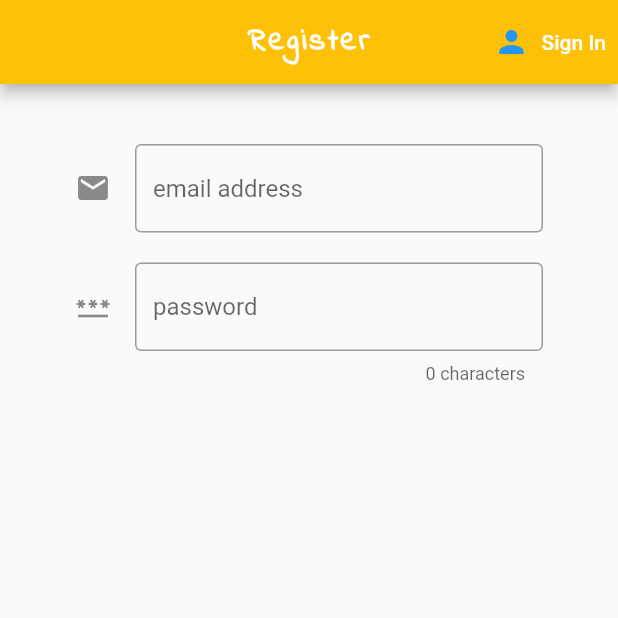
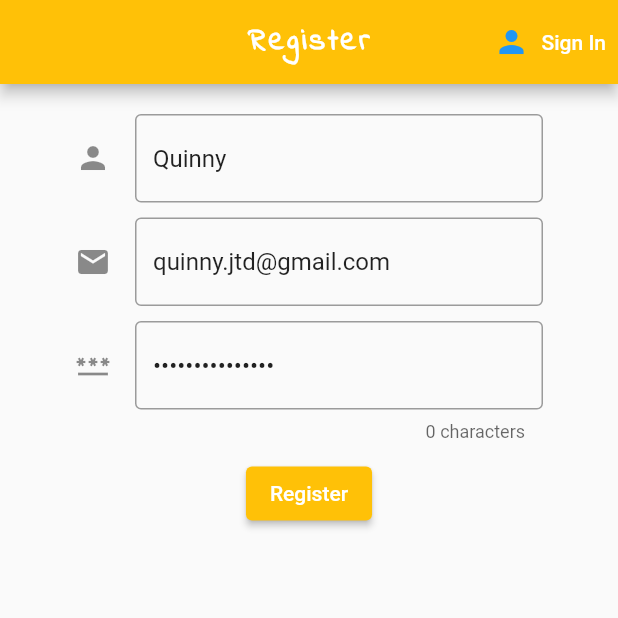
Before and after one commit to learnitwe11/flutterbegins, a Flutter app: the screen it shows after launch, after a tap on "Register", on a phone screen of 412 x 824 dp, the top half of it. Run offline on Flutter 3.47's test engine with Material 2 defaults, Android fonts, the phone set to English and light mode, and no system bars; our stand-ins replace firebase_auth, firebase_core; accounts and stored records are empty.

Commit message:
user display name added

```diff
--- a/lib/main.dart
+++ b/lib/main.dart
@@ -40,7 +40,8 @@ class MyApp extends StatelessWidget {
   Widget build(BuildContext context) {
     return StreamProvider<User?>.value(
       initialData: null,
-      value: AuthService().user,
+      //value: AuthService().userAuthed,
+      value: AuthService().userChanged,
       child: MaterialApp(
         title: appTitle,
         //theme: _themeData,
--- a/lib/models/user.dart
+++ b/lib/models/user.dart
@@ -2,6 +2,8 @@
 
 class User{
   late String uid;
+  late String email;
+  late String userName;
 
   User({this.uid = 'unknown'});
 }
--- a/lib/pages/authenticate/register.dart
+++ b/lib/pages/authenticate/register.dart
@@ -1,4 +1,7 @@
+import 'package:firebase_auth/firebase_auth.dart';
 import 'package:flutter/material.dart';
+
+import '../../services/auth_service.dart';
 
 class RegisterUser extends StatefulWidget {
 
@@ -14,16 +17,19 @@ class _RegisterUserState extends State<RegisterUser> with SingleTickerProviderSt
 
   // Create a global key that uniquely identifies the Form widget
   // and allows validation of the form
-  final GlobalKey  _formKey = GlobalKey<FormState>();
+  final GlobalKey<FormState> _formKey = GlobalKey<FormState>();
   late final AnimationController _controller;
   late final Animation<Offset> _offsetAnimation;
 
+  final AuthService _auth = AuthService();
 
   // text field state
-  String email = "";
+  String email = ""; //"quinny.jtd@gmail.com";
   int emailCharCount = 0;
-  String password = "";
+  String password = ""; //"Testflutterfire";
   int pwdCharCount = 0;
+  String errorUserInfo = "";
+  String userDisplayName = ""; //"Quinny";
 
   @override
   void initState() {
@@ -45,10 +51,7 @@ class _RegisterUserState extends State<RegisterUser> with SingleTickerProviderSt
 
      _controller.forward();
 
-
   }
-
-
 
   @override
   void dispose() {
@@ -86,13 +89,46 @@ class _RegisterUserState extends State<RegisterUser> with SingleTickerProviderSt
         padding: const EdgeInsets.symmetric(vertical:20.0, horizontal:50.0),
         child: Form(
           key: _formKey,
+          child: SlideTransition(
+            position: _offsetAnimation,
             child: Column(
-            crossAxisAlignment: CrossAxisAlignment.start,
+              crossAxisAlignment: CrossAxisAlignment.center,
               children: [
-              const SizedBox(height:20.0),
-              SlideTransition(
-                position: _offsetAnimation,
-                child: TextFormField(
+                //const SizedBox(height:20.0),
+
+                // user display name text field
+                TextFormField(
+                    initialValue: 'Quinny',
+                    autocorrect: true,
+                    decoration: const InputDecoration(
+                      icon: Icon(Icons.person),
+                      hintText: 'Name',
+                      //counterText: emailCharCount.toString(),
+                      //errorText: 'invalid email address',
+                      border: OutlineInputBorder(),
+
+                    ),
+                    validator: (value){
+                      if(value == null || value.isEmpty){
+                        return 'Please enter your name';
+                      }else{
+                        return null;
+                      }
+                    },
+                    onChanged: (value){
+                      setState((){
+                        userDisplayName = value;
+
+                      } );
+                      //print(userDisplayName);
+                    },
+
+                  ),
+
+                const SizedBox(height:10.0),
+                // email text field
+                TextFormField(
+                    initialValue: 'quinny.jtd@gmail.com',
                     autocorrect: true,
                     decoration: const InputDecoration(
                       icon: Icon(Icons.email),
@@ -100,6 +136,7 @@ class _RegisterUserState extends State<RegisterUser> with SingleTickerProviderSt
                       //counterText: emailCharCount.toString(),
                       //errorText: 'invalid email address',
                       border: OutlineInputBorder(),
+
 
                     ),
                     validator: (value){
@@ -117,14 +154,13 @@ class _RegisterUserState extends State<RegisterUser> with SingleTickerProviderSt
                       //print(email);
                     },
 
+                  ),
 
-                ),
-              ),
-              const SizedBox(height:20.0),
-              SlideTransition(
-                position: _offsetAnimation,
+                const SizedBox(height:10.0),
 
-                child: TextFormField(
+                //password text field
+                TextFormField(
+                    initialValue: 'Testflutterfire',
                     autocorrect: true,
                     obscureText: true,
                     decoration: InputDecoration(
@@ -133,6 +169,7 @@ class _RegisterUserState extends State<RegisterUser> with SingleTickerProviderSt
                       counterText: '${pwdCharCount.toString()} characters',
                       //errorText: 'invalid password',
                       border: const OutlineInputBorder(),
+
 
                     ),
                     validator: (value){
@@ -156,9 +193,46 @@ class _RegisterUserState extends State<RegisterUser> with SingleTickerProviderSt
                       //print(password);
                     }
                   ),
+
+                const SizedBox(height:10.0),
+
+                // register button
+                ElevatedButton(
+                  style: const ButtonStyle(
+                    backgroundColor:  MaterialStatePropertyAll<Color>(
+                      Colors.amber
                     ),
 
+                  ),
+                  child: const Text(
+                    'Register'
+                  ),
+                  onPressed:() async {
+                    if(_formKey.currentState!.validate()){
+                      User? result = await _auth.registerWithEmailPwd(email, password, userDisplayName);
+
+                      if(result ==null){
+                        setState(()=> errorUserInfo = 'Please provide valid email/password.');
+                      }else{
+
+                        await result.updateDisplayName(userDisplayName);
+                        await result.reload();
+                        print('${result.displayName} is updated');
+                      }
+                    }
+
+                  },
+                ),
+
+              const SizedBox(height: 10.0),
+
+              Text(
+                errorUserInfo,
+                style: const TextStyle(color: Colors.red, fontSize: 14.0),
+              )
+
               ],
+            ),
           ),
         ),
       ),
--- a/lib/pages/wrapper.dart
+++ b/lib/pages/wrapper.dart
@@ -11,11 +11,19 @@ class Wrapper extends StatelessWidget {
 
   @override
   Widget build(BuildContext context) {
-    final dynamic result = Provider.of<User?>(context);
+    final User? result = Provider.of<User?>(context);
     if (result == null){
       return const Authenticate();
     }else{
-      return Home();
+      //print(result);
+      //return Home();
+      if (result.displayName != null){
+        String? userName = result.displayName;
+        return Home(userName: userName!);
+      }else{
+        return Home(userName: 'friend');
+      }
+
     }
     //Home();
   }
```
Also changed, not shown: lib/pages/home/home.dart (+11 -1 lines), lib/services/auth_service.dart (+23 -1 lines). Lines whose indentation alone changed are shown as unchanged.
